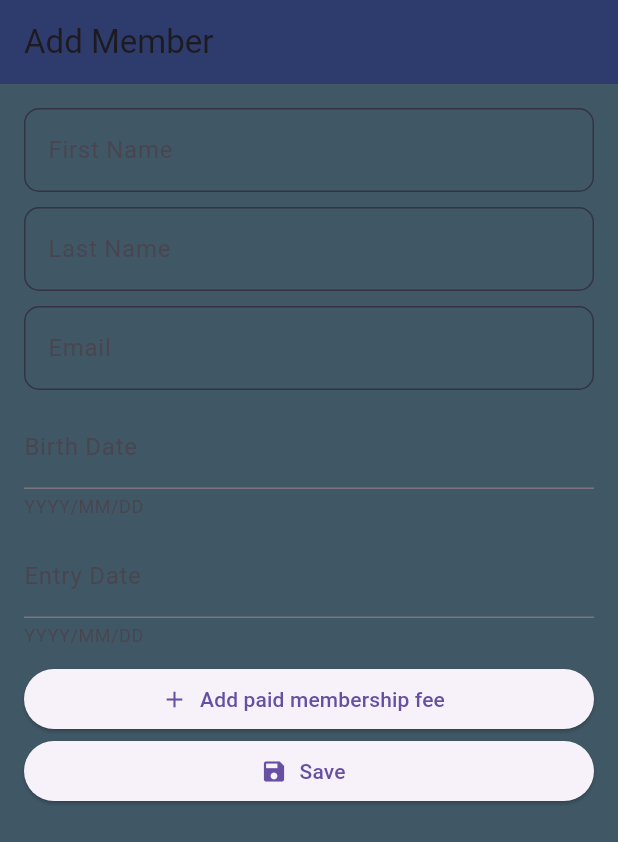
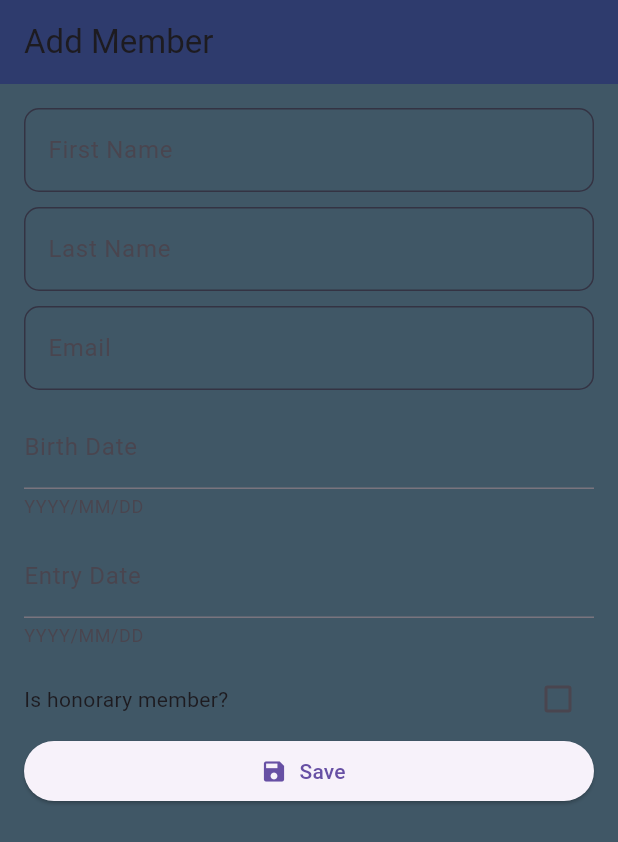
Before and after one commit to dashonigkuchen/ContactsApp, a Flutter app: the AddEditDeleteMemberPage screen opened by its route, on a phone screen of 412 x 824 dp. Shown: the top 842 px of the screen. Run offline on Flutter 3.47's test engine with Material 3 defaults, Android fonts, the phone set to English and light mode, and no system bars; drawn by our look-alikes of date_field; our stand-ins replace appwrite, currency_text_input_formatter, flutter_bloc, flutter_secure_storage, flutter_svg, fpdart and 3 more; accounts and stored records are empty; network calls fail.

Commit message:
[WIP][FEAT] add honorary member logic

```diff
--- a/organization_managing_app/lib/pages/add_edit_delete_member_page.dart
+++ b/organization_managing_app/lib/pages/add_edit_delete_member_page.dart
@@ -30,6 +30,7 @@ class _AddEditDeleteMemberPageState extends State<AddEditDeleteMemberPage> {
       _lastNameTextController,
       _emailTextController;
   late DateTime? _birthDate, _entryDate;
+  late bool _isHonoraryMember;
 
   @override
   void initState() {
@@ -47,6 +48,7 @@ class _AddEditDeleteMemberPageState extends State<AddEditDeleteMemberPage> {
     );
     _birthDate = widget.memberModel?.birthDate;
     _entryDate = widget.memberModel?.entryDate;
+    _isHonoraryMember = widget.memberModel?.isHonoraryMember ?? false;
   }
 
   @override
@@ -79,6 +81,7 @@ class _AddEditDeleteMemberPageState extends State<AddEditDeleteMemberPage> {
             _emailTextController.text == "" ? null : _emailTextController.text,
         birthDate: _birthDate,
         entryDate: _entryDate,
+        isHonoraryMember: _isHonoraryMember,
       );
 
       if (_isAdd()) {
@@ -242,6 +245,19 @@ class _AddEditDeleteMemberPageState extends State<AddEditDeleteMemberPage> {
                   const SizedBox(
                     height: 10,
                   ),
+                  Row(
+                    mainAxisAlignment: MainAxisAlignment.spaceBetween,
+                    children: [
+                      const Text("Is honorary member?"),
+                      Checkbox(
+                        value: _isHonoraryMember,
+                        onChanged: (val) => setState(() {
+                          _isHonoraryMember = val!;
+                        }),
+                      ),
+                    ],
+                  ),
+                  if (!_isAdd() && !_isHonoraryMember)
                     ElevatedButton.icon(
                       onPressed: () => context.pushNamed(
                         RouteNames.addPaidMembershipFee,
```
Also changed, not shown: organization_managing_app/lib/data/model/member_model.dart (+11 -3 lines), organization_managing_app/lib/pages/members_page.dart (+48 -29 lines). Lines whose indentation alone changed are shown as unchanged.
